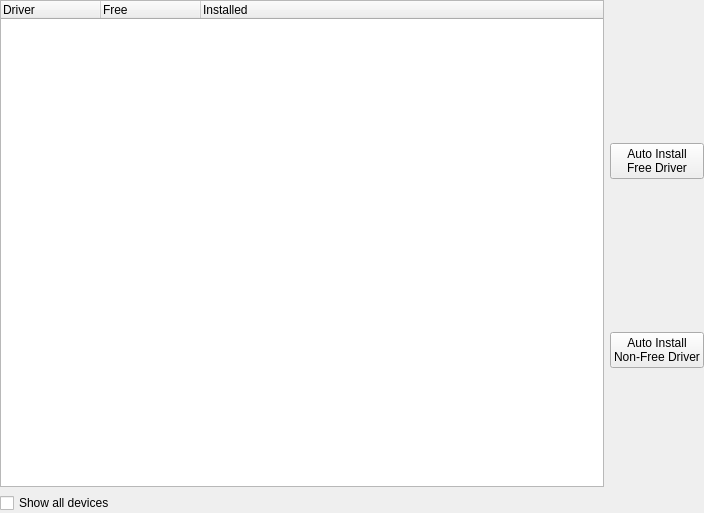
Before: the Qt Designer form src/manjaro-settings-manager/pages/page_mhwd.ui in manjaro/manjaro-settings-manager, drawn with Qt 5.
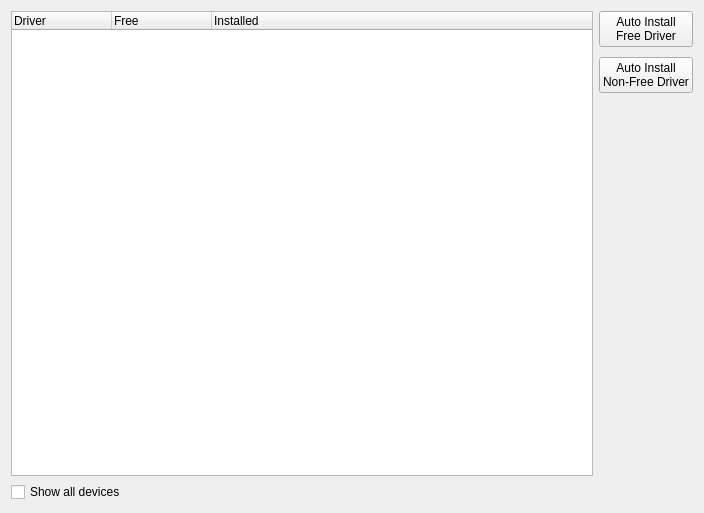
After: the same form once the commit is applied.

Commit message: Add margins to the mhwd page Add prompt when auto installing graphic drivers Moved auto install buttons to the top

```diff
--- a/src/manjaro-settings-manager/pages/page_mhwd.ui
+++ b/src/manjaro-settings-manager/pages/page_mhwd.ui
@@ -15,16 +15,16 @@
   </property>
   <layout class="QHBoxLayout" name="horizontalLayout_2">
    <property name="leftMargin">
-    <number>0</number>
+    <number>11</number>
    </property>
    <property name="topMargin">
-    <number>0</number>
+    <number>11</number>
    </property>
    <property name="rightMargin">
-    <number>0</number>
+    <number>11</number>
    </property>
    <property name="bottomMargin">
-    <number>0</number>
+    <number>11</number>
    </property>
    <item>
     <layout class="QVBoxLayout" name="verticalLayout_2">
@@ -63,7 +63,7 @@
     </layout>
    </item>
    <item>
-    <layout class="QVBoxLayout" name="verticalLayout">
+    <layout class="QVBoxLayout" name="verticalLayout" stretch="0,0,0">
      <property name="spacing">
       <number>10</number>
      </property>
@@ -83,6 +83,19 @@
        </property>
       </widget>
      </item>
+     <item>
+      <spacer name="verticalSpacer">
+       <property name="orientation">
+        <enum>Qt::Vertical</enum>
+       </property>
+       <property name="sizeHint" stdset="0">
+        <size>
+         <width>20</width>
+         <height>40</height>
+        </size>
+       </property>
+      </spacer>
+     </item>
     </layout>
    </item>
   </layout>
```
The commit also changes 2 other files.
